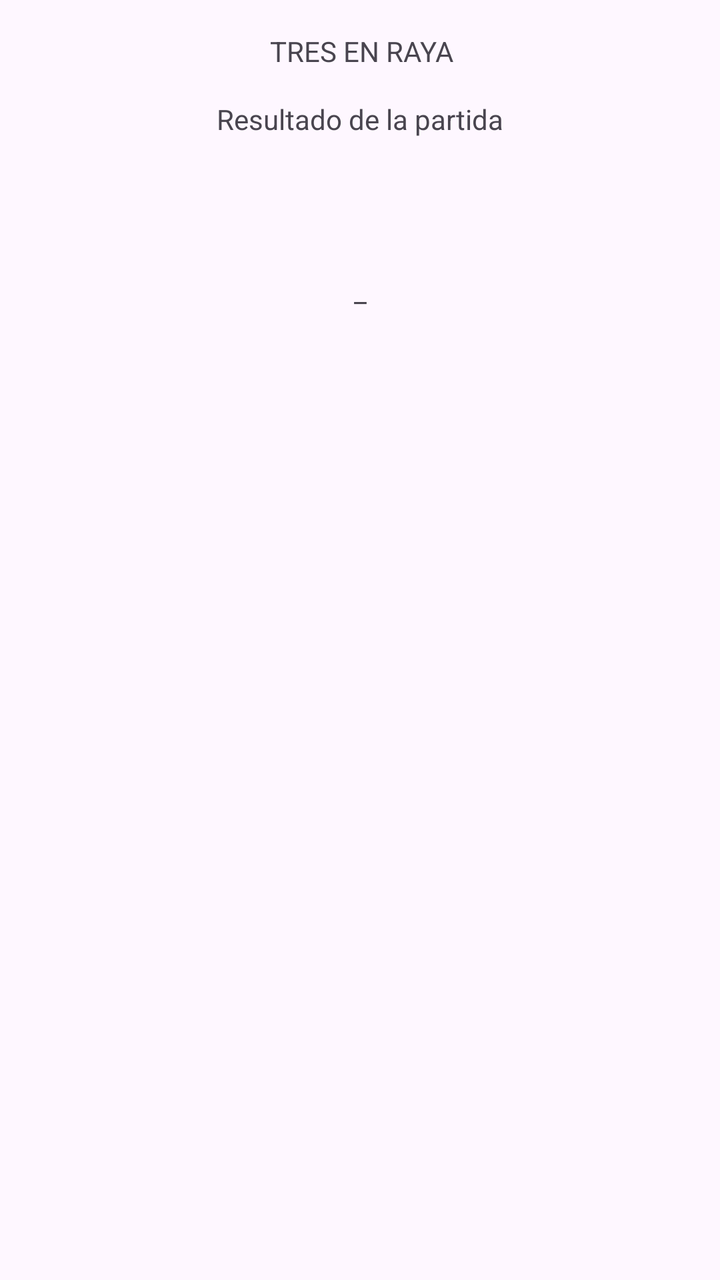
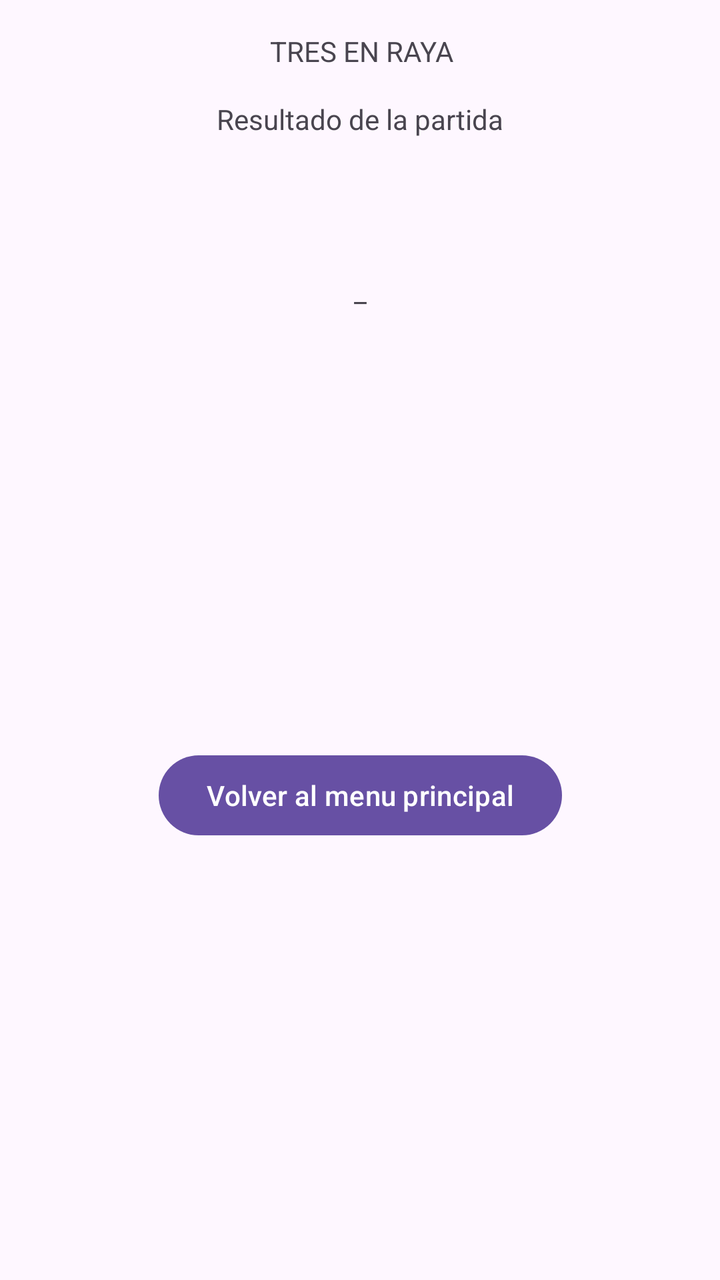

Before-and-after screenshots of an Android layout around one commit, followed by the original layout XML and the change that was made.
<!-- AndroidManifest.xml: application theme Theme.Tres_en_raya -->
<!-- res/layout/activity_resultado.xml -->
<?xml version="1.0" encoding="utf-8"?>
<androidx.constraintlayout.widget.ConstraintLayout xmlns:android="http://schemas.android.com/apk/res/android"
    xmlns:app="http://schemas.android.com/apk/res-auto"
    xmlns:tools="http://schemas.android.com/tools"
    android:layout_width="match_parent"
    android:layout_height="match_parent">

    
    <TextView
        android:id="@+id/titulo"
        android:layout_width="wrap_content"
        android:layout_height="wrap_content"
        android:layout_marginTop="16dp"
        android:layout_marginEnd="25dp"
        android:text="@string/titulo_juego"
        app:layout_constraintEnd_toEndOf="@+id/resultadosTitulo"
        app:layout_constraintTop_toTopOf="parent" />

    <TextView
        android:id="@+id/resultadosTitulo"
        android:layout_width="wrap_content"
        android:layout_height="wrap_content"
        android:layout_marginTop="15dp"
        android:text="@string/resultadosTitulo"
        app:layout_constraintEnd_toEndOf="parent"
        app:layout_constraintStart_toStartOf="parent"
        app:layout_constraintTop_toBottomOf="@+id/titulo" />

    <TextView
        android:id="@+id/resultado"
        android:layout_width="wrap_content"
        android:layout_height="wrap_content"
        android:layout_marginTop="67dp"
        android:text="_"
        app:layout_constraintEnd_toEndOf="parent"
        app:layout_constraintStart_toStartOf="parent"
        app:layout_constraintTop_toBottomOf="@+id/resultadosTitulo" />

</androidx.constraintlayout.widget.ConstraintLayout>
<!-- resources referenced by this layout -->
<resources>
  <string name="resultadosTitulo">Resultado de la partida</string>
  <string name="titulo_juego">TRES EN RAYA</string>
  <style name="Theme.Tres_en_raya" parent="Base.Theme.Tres_en_raya" />
  <style name="Base.Theme.Tres_en_raya" parent="Theme.Material3.DayNight.NoActionBar">
          
          
      </style>
</resources>

<!-- the commit's change to res/layout/activity_resultado.xml (unified diff, before → after) -->
@@ -36,4 +36,14 @@
         app:layout_constraintStart_toStartOf="parent"
         app:layout_constraintTop_toBottomOf="@+id/resultadosTitulo" />
 
+    <Button
+        android:id="@+id/regresar"
+        android:layout_width="wrap_content"
+        android:layout_height="wrap_content"
+        android:text="Volver al menu principal"
+        app:layout_constraintBottom_toBottomOf="parent"
+        app:layout_constraintEnd_toEndOf="parent"
+        app:layout_constraintStart_toStartOf="parent"
+        app:layout_constraintTop_toBottomOf="@+id/resultado" />
+
 </androidx.constraintlayout.widget.ConstraintLayout>
